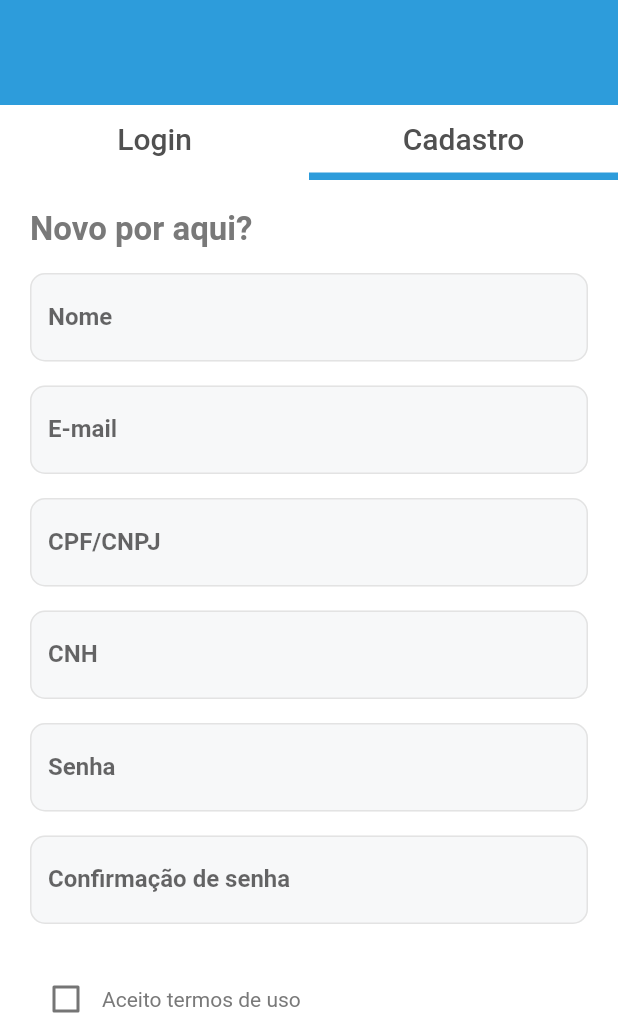
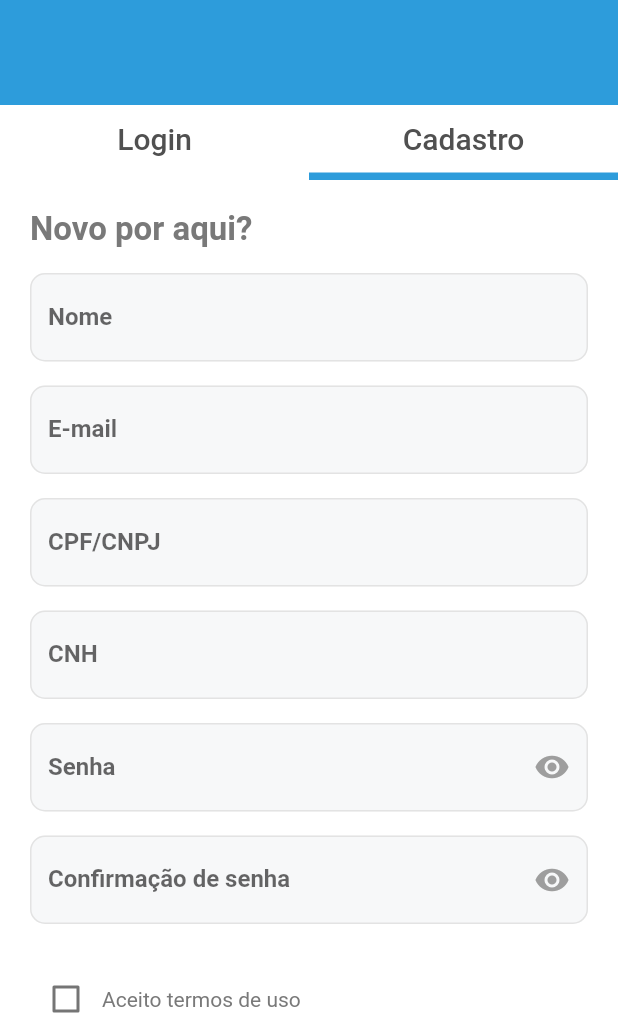
Before and after one commit to CityConnectBr/mobile-SA-transporte, a Flutter app: the screen it shows after launch, tab 2 chosen, on a phone screen of 412 x 824 dp, the part 204-1236 px from its top. Run offline on Flutter 3.47's test engine with Material 2 defaults, Android fonts, the phone set to English and light mode, and no system bars; our stand-ins replace carousel_slider, device_info, dio, expandable, flutter_dotenv, flutter_masked_text and 4 more; missing offline and left inert: cpf_cnpj_validator; generated files the repository leaves out were written again; Roboto replaces fonts that are missing (Hind).

Commit message:
Cadastro/login/logout + correcoes e ajustes

```diff
--- a/lib/models/usuario_model.dart
+++ b/lib/models/usuario_model.dart
@@ -1,14 +1,14 @@
 
 class Usuario {
 
-  String id;
+  int id;
   String nome;
   String email;
   String cpf;
   String cnh;
   String password;
 
-  Usuario({String id, String nome, String email, String cpf, String cnh, String password}){
+  Usuario({int id, String nome, String email, String cpf, String cnh, String password}){
     this.id = id;
     this.nome = nome;
     this.email = email;
--- a/lib/screen/home_screen.dart
+++ b/lib/screen/home_screen.dart
@@ -21,10 +21,11 @@ class _HomeScreenState extends State<HomeScreen> {
   @override
   Widget build(BuildContext context) {
     return Scaffold(
+      key: _scaffoldKey,
       appBar: AppBar(
         elevation: defaultTargetPlatform == TargetPlatform.android ? 5.0 : 0.0,
       ),
-      drawer: CustomDrawerTile(),
+      drawer: CustomDrawerTile(_scaffoldKey),
       body: SingleChildScrollView(
         child: Column(
           children: <Widget>[
--- a/lib/tiles/cadastro_usuario_tile.dart
+++ b/lib/tiles/cadastro_usuario_tile.dart
@@ -1,15 +1,11 @@
 import 'package:cityconnect/screen/home_screen.dart';
 import 'package:cityconnect/stores/usuario_store.dart';
-import 'package:cityconnect/util/maskUtil.dart';
+import 'package:cityconnect/util/mask_util.dart';
 import 'package:cityconnect/util/validators.dart';
 import 'package:cityconnect/widgets/custom_input_field.dart';
 import 'package:cityconnect/widgets/custom_raisedbutton.dart';
-import 'package:cpf_cnpj_validator/cnpj_validator.dart';
-import 'package:cpf_cnpj_validator/cpf_validator.dart';
 import 'package:flutter/cupertino.dart';
 import 'package:flutter/material.dart';
-import 'package:flutter_dotenv/flutter_dotenv.dart';
-import 'package:flutter_masked_text/flutter_masked_text.dart';
 import 'package:provider/provider.dart';
 import 'package:url_launcher/url_launcher.dart';
 
@@ -30,14 +26,20 @@ class _CadastroUsuarioTileState extends State<CadastroUsuarioTile> {
 
   final _formKey = GlobalKey<FormState>();
 
-  bool _termoAceito = false;
-
   final _nomeController = TextEditingController();
   final _emailController = TextEditingController();
   TextEditingController _documentController = MaskUtil.cpfMaskController;
   final _cnhController = TextEditingController();
   final _senhaController = TextEditingController();
   final _senhaConfirmacaoController = TextEditingController();
+
+  ////////// FLAGS
+  bool _termoAceito = false;
+  bool flagCPF = true;
+  bool _hidePassword = true;
+  bool _hideConfirmPassword = true;
+
+  //////////////////
 
   @override
   void initState() {
@@ -51,12 +53,11 @@ class _CadastroUsuarioTileState extends State<CadastroUsuarioTile> {
     _nomeController.dispose();
     _emailController.dispose();
     //_documentController.dispose();//retirado pois estava dando erro na troca de tabs
+    _documentController.text = "";
     _cnhController.dispose();
     _senhaController.dispose();
     _senhaConfirmacaoController.dispose();
   }
-
-  bool flagCPF = true;
 
   void _controllerMaskCPFCNPJ(String valor) {
     if (valor.length > 14 && flagCPF) {
@@ -142,22 +143,44 @@ class _CadastroUsuarioTileState extends State<CadastroUsuarioTile> {
                   CustomFormInputField(
                       controller: _senhaController,
                       label: "Senha",
-                    obscure: true,
+                      obscure: this._hidePassword,
                       type: TextInputType.text,
                       validator: ValidatorsUtil.validatePassword,
                       hint: "Sua senha aqui",
+                      suffixIcon: IconButton(
+                        icon: Icon(
+                          Icons.remove_red_eye,
+                          color: !this._hidePassword
+                              ? Theme.of(context).primaryColor
+                              : Colors.grey,
                         ),
+                        onPressed: () {
+                          setState(
+                              () => this._hidePassword = !this._hidePassword);
+                        },
+                      )),
                   SizedBox(
                     height: 16.0,
                   ),
                   CustomFormInputField(
                       controller: _senhaConfirmacaoController,
                       label: "Confirmação de senha",
-                    obscure: true,
+                      obscure: this._hideConfirmPassword,
                       type: TextInputType.text,
                       validator: ValidatorsUtil.validateIsEmpty,
                       hint: "Repita a sua senha",
+                      suffixIcon: IconButton(
+                        icon: Icon(
+                          Icons.remove_red_eye,
+                          color: !this._hideConfirmPassword
+                              ? Theme.of(context).primaryColor
+                              : Colors.grey,
                         ),
+                        onPressed: () {
+                          setState(() => this._hideConfirmPassword =
+                              !this._hideConfirmPassword);
+                        },
+                      )),
                   SizedBox(
                     height: 26.0,
                   ),
@@ -187,7 +210,10 @@ class _CadastroUsuarioTileState extends State<CadastroUsuarioTile> {
                             ),
                           ],
                         )),
-                    onTap: (){print(launch("http://api.santo-andre-transporte.cityconnect.com.br/"));},
+                    onTap: () {
+                      print(launch(
+                          "http://api.santo-andre-transporte.cityconnect.com.br/"));
+                    },
                   ),
                   SizedBox(
                     height: 26.0,
@@ -201,7 +227,8 @@ class _CadastroUsuarioTileState extends State<CadastroUsuarioTile> {
                               senha: _senhaController.text,
                               cpfCnpj: _documentController.text,
                               cnh: _cnhController.text,
-                              confirmacaoDeSenha: _senhaConfirmacaoController.text,
+                              confirmacaoDeSenha:
+                                  _senhaConfirmacaoController.text,
                               nome: _nomeController.text,
                               contratoAceito: _termoAceito,
                               context: context,
--- a/lib/util/validators.dart
+++ b/lib/util/validators.dart
@@ -86,7 +86,9 @@ class ValidatorsUtil {
   }
 
   static String validateCPFCNPJ(String value) {
-    if (value.length <= 14) {//14 somando . e -
+    if (value == null || value.isEmpty)
+      return 'Campo vazio';
+    else if (value.length <= 14) {//14 somando . e -
       CPFValidator.isValid("999.999.999-99");
     } else {
       CNPJValidator.isValid("99.999.999/9999-99");
--- a/lib/widgets/custom_input_field.dart
+++ b/lib/widgets/custom_input_field.dart
@@ -3,7 +3,9 @@ import 'package:flutter/material.dart';
 import 'package:flutter/services.dart';
 
 class CustomFormInputField extends StatelessWidget {
-  final IconData icon;
+  final Widget icon;
+  final Widget prefixIcon;
+  final Widget suffixIcon;
   final String hint;
   final String label;
   final bool obscure;
@@ -17,6 +19,8 @@ class CustomFormInputField extends StatelessWidget {
   CustomFormInputField({
     this.controller,
     this.icon,
+    this.prefixIcon,
+    this.suffixIcon,
     this.hint,
     this.label,
     this.obscure,
@@ -32,7 +36,9 @@ class CustomFormInputField extends StatelessWidget {
     return TextFormField(
       controller: controller,
       decoration: InputDecoration(
-        icon: icon != null ? Icon(icon) : null,
+        icon: icon,
+        prefixIcon: prefixIcon,
+        suffixIcon: suffixIcon,
         filled: true,
         fillColor: Util.hexToColor("#F7F8F9"),
         hintText: hint,
@@ -50,6 +56,7 @@ class CustomFormInputField extends StatelessWidget {
         errorBorder: OutlineInputBorder(
           borderRadius: BorderRadius.circular(10.0),
           borderSide: BorderSide(color: Colors.red, width: 1.0),
+
         ),
       ),
       style: TextStyle(color: Util.hexToColor("#444444")),
```
Also changed, not shown: lib/services/usuario_service.dart (+56 -17 lines), lib/stores/usuario_store.dart (+42 -15 lines), lib/tiles/custom_drawer.dart (+12 -1 lines), lib/tiles/login_tile.dart (+19 -6 lines), lib/util/error_handler_util.dart (added, +33 -0 lines), lib/stores/usuario_store.g.dart, lib/util/mask_util.dart (renamed from lib/util/maskUtil.dart), 2 other files. Lines whose indentation alone changed are shown as unchanged.
